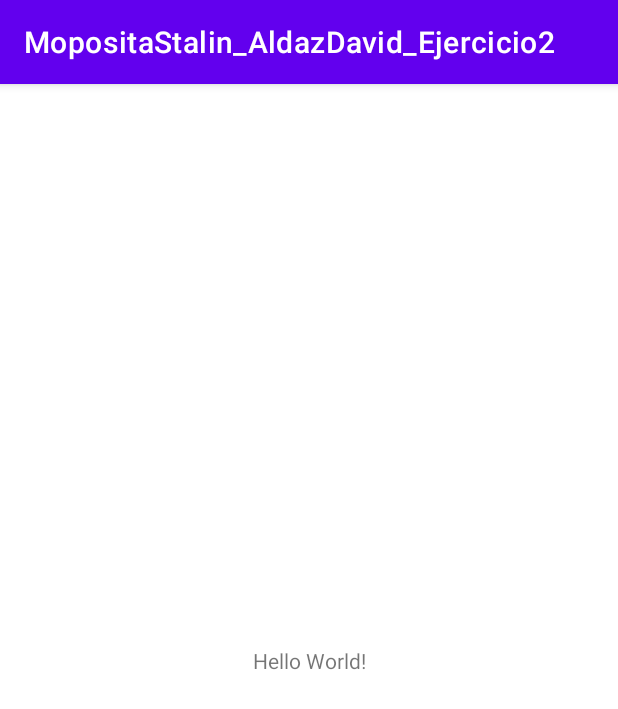
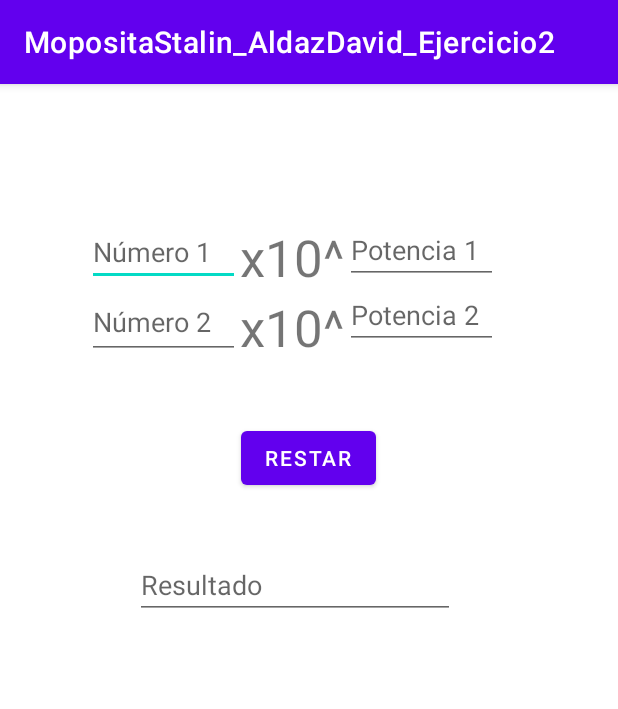
Before and after one commit to Milats/Examen1_MopositaStalin_AldazDavid, an Android app: the screen it shows after launch (MainActivity), on a phone screen of 412 x 824 dp. Shown: the top 709 px of the screen. Run offline under Robolectric (Android 15) with nearby library versions, the phone set to English and light mode, and no system bars.

Commit message:
MopositaStalinAldazDavid 18:15

```diff
--- a/MopositaStalin_AldazDavid_Ejercicio2/app/src/main/java/fisei/mopositastalin_aldazdavid_ejercicio2/MainActivity.java
+++ b/MopositaStalin_AldazDavid_Ejercicio2/app/src/main/java/fisei/mopositastalin_aldazdavid_ejercicio2/MainActivity.java
@@ -3,12 +3,42 @@ package fisei.mopositastalin_aldazdavid_ejercicio2;
 import androidx.appcompat.app.AppCompatActivity;
 
 import android.os.Bundle;
+import android.view.View;
+import android.widget.EditText;
 
 public class MainActivity extends AppCompatActivity {
+
+    public EditText number1;
+    public EditText number2;
+    public EditText pot1;
+    public EditText pot2;
+    public EditText result;
 
     @Override
     protected void onCreate(Bundle savedInstanceState) {
         super.onCreate(savedInstanceState);
         setContentView(R.layout.activity_main);
+
+        initializeComponents();
+
+    }
+
+
+    public void onClicRestar(View view){
+
+    }
+
+    public String Restar(String num1, String num2){
+        String result = "";
+
+        return result;
+    }
+
+    public void initializeComponents(){
+        number1 = findViewById(R.id.ma_etNumber1_sd);
+        number2 = findViewById(R.id.ma_etNumber2_sd);
+        pot1 = findViewById(R.id.ma_etNumber1_sd);
+        pot2 = findViewById(R.id.ma_etNumber2_sd);
+        result = findViewById(R.id.ma_etResultr_sd);
     }
 }
--- a/MopositaStalin_AldazDavid_Ejercicio2/app/src/main/res/layout/activity_main.xml
+++ b/MopositaStalin_AldazDavid_Ejercicio2/app/src/main/res/layout/activity_main.xml
@@ -6,13 +6,113 @@
     android:layout_height="match_parent"
     tools:context=".MainActivity">
 
-    <TextView
+    <EditText
+        android:id="@+id/ma_etNumber1_sd"
+        android:layout_width="102dp"
+        android:layout_height="41dp"
+        android:ems="10"
+        android:hint="@string/edittext_text_num1"
+        android:inputType="number"
+        app:layout_constraintBottom_toBottomOf="parent"
+        app:layout_constraintEnd_toEndOf="parent"
+        app:layout_constraintHorizontal_bias="0.187"
+        app:layout_constraintStart_toStartOf="parent"
+        app:layout_constraintTop_toTopOf="parent"
+        app:layout_constraintVertical_bias="0.128" />
+
+    <EditText
+        android:id="@+id/ma_etPot1_sd"
+        android:layout_width="102dp"
+        android:layout_height="41dp"
+        android:ems="10"
+        android:hint="@string/edittext_text_pot1"
+        android:inputType="number"
+        app:layout_constraintBottom_toBottomOf="parent"
+        app:layout_constraintEnd_toEndOf="parent"
+        app:layout_constraintHorizontal_bias="0.741"
+        app:layout_constraintStart_toStartOf="parent"
+        app:layout_constraintTop_toTopOf="parent"
+        app:layout_constraintVertical_bias="0.127" />
+
+    <EditText
+        android:id="@+id/ma_etPot2_sd"
+        android:layout_width="102dp"
+        android:layout_height="41dp"
+        android:ems="10"
+        android:hint="@string/edittext_text_pot2"
+        android:inputType="number"
+        app:layout_constraintBottom_toBottomOf="parent"
+        app:layout_constraintEnd_toEndOf="parent"
+        app:layout_constraintHorizontal_bias="0.741"
+        app:layout_constraintStart_toStartOf="parent"
+        app:layout_constraintTop_toTopOf="parent"
+        app:layout_constraintVertical_bias="0.186" />
+
+    <EditText
+        android:id="@+id/ma_etNumber2_sd"
+        android:layout_width="102dp"
+        android:layout_height="49dp"
+        android:ems="10"
+        android:hint="@string/edittext_text_num2"
+        android:inputType="number"
+        app:layout_constraintBottom_toBottomOf="parent"
+        app:layout_constraintEnd_toEndOf="parent"
+        app:layout_constraintHorizontal_bias="0.187"
+        app:layout_constraintStart_toStartOf="parent"
+        app:layout_constraintTop_toTopOf="parent"
+        app:layout_constraintVertical_bias="0.186" />
+
+    <EditText
+        android:id="@+id/ma_etResultr_sd"
         android:layout_width="wrap_content"
         android:layout_height="wrap_content"
-        android:text="Hello World!"
+        android:ems="10"
+        android:hint="@string/edittext_text_result"
+        android:inputType="number"
         app:layout_constraintBottom_toBottomOf="parent"
-        app:layout_constraintLeft_toLeftOf="parent"
-        app:layout_constraintRight_toRightOf="parent"
-        app:layout_constraintTop_toTopOf="parent" />
+        app:layout_constraintEnd_toEndOf="parent"
+        app:layout_constraintHorizontal_bias="0.452"
+        app:layout_constraintStart_toStartOf="parent"
+        app:layout_constraintTop_toTopOf="parent"
+        app:layout_constraintVertical_bias="0.431" />
+
+    <Button
+        android:id="@+id/ma_btnRestar_sd"
+        android:layout_width="wrap_content"
+        android:layout_height="wrap_content"
+        android:onClick="onClicRestar"
+        android:text="@string/button_text_restar"
+        app:layout_constraintBottom_toBottomOf="parent"
+        app:layout_constraintEnd_toEndOf="parent"
+        app:layout_constraintHorizontal_bias="0.498"
+        app:layout_constraintStart_toStartOf="parent"
+        app:layout_constraintTop_toBottomOf="@+id/ma_etNumber2_sd"
+        app:layout_constraintVertical_bias="0.078" />
+
+    <TextView
+        android:id="@+id/textView"
+        android:layout_width="wrap_content"
+        android:layout_height="wrap_content"
+        android:text="x10^"
+        android:textSize="34sp"
+        app:layout_constraintBottom_toBottomOf="parent"
+        app:layout_constraintEnd_toEndOf="parent"
+        app:layout_constraintHorizontal_bias="0.0"
+        app:layout_constraintStart_toEndOf="@+id/ma_etNumber1_sd"
+        app:layout_constraintTop_toTopOf="parent"
+        app:layout_constraintVertical_bias="0.128" />
+
+    <TextView
+        android:id="@+id/textView2"
+        android:layout_width="wrap_content"
+        android:layout_height="wrap_content"
+        android:text="x10^"
+        android:textSize="34sp"
+        app:layout_constraintBottom_toBottomOf="parent"
+        app:layout_constraintEnd_toEndOf="parent"
+        app:layout_constraintHorizontal_bias="0.0"
+        app:layout_constraintStart_toEndOf="@+id/ma_etNumber1_sd"
+        app:layout_constraintTop_toTopOf="parent"
+        app:layout_constraintVertical_bias="0.193" />
 
 </androidx.constraintlayout.widget.ConstraintLayout>
--- a/MopositaStalin_AldazDavid_Ejercicio2/app/src/main/res/values/strings.xml
+++ b/MopositaStalin_AldazDavid_Ejercicio2/app/src/main/res/values/strings.xml
@@ -1,3 +1,9 @@
 <resources>
     <string name="app_name">MopositaStalin_AldazDavid_Ejercicio2</string>
+    <string name="button_text_restar">Restar</string>
+    <string name="edittext_text_num1">Número 1</string>
+    <string name="edittext_text_num2">Número 2</string>
+    <string name="edittext_text_result">Resultado</string>
+    <string name="edittext_text_pot1">Potencia 1</string>
+    <string name="edittext_text_pot2">Potencia 2</string>
 </resources>
```
